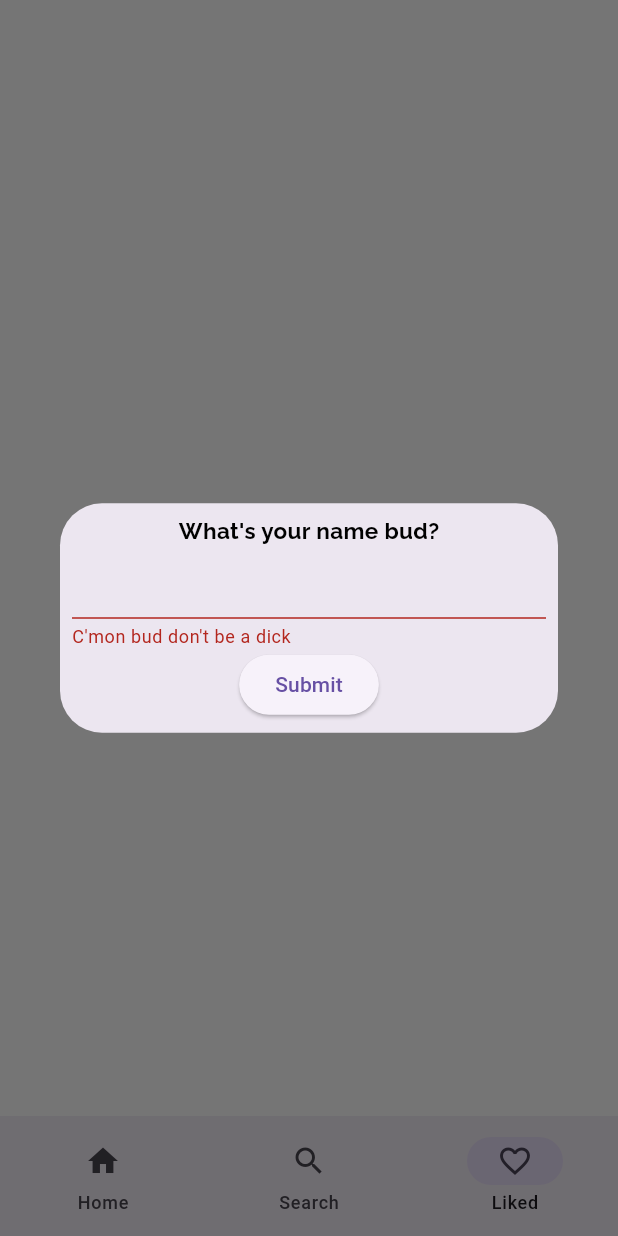
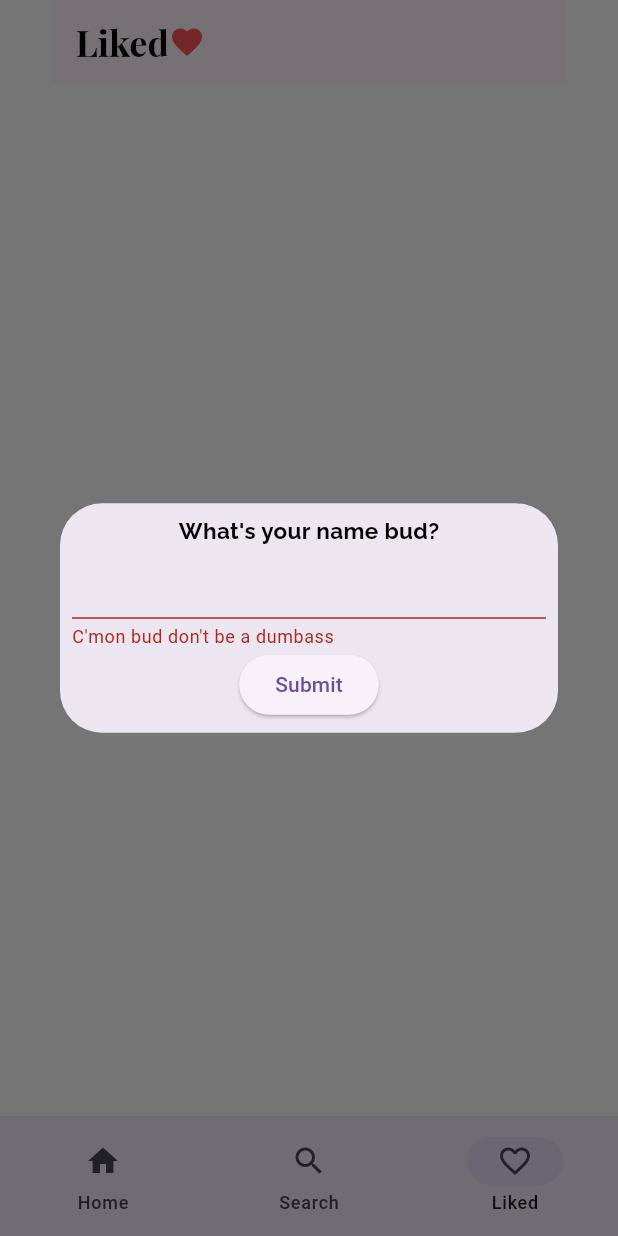
Before and after one commit to Trype/beer_stop, a Flutter app: the LikedScreen screen opened by its route, after a tap on "Submit", on a phone screen of 412 x 824 dp. Run offline on Flutter 3.47's test engine with Material 3 defaults, Android fonts, the phone set to English and light mode, and no system bars; our stand-ins replace cached_network_image, flutter_rating_bar, flutter_svg, go_router, multi_select_flutter, shared_preferences and 1 more; missing offline and left inert: flutter_extensions; accounts and stored records are empty; network calls fail.

Commit message:
uiViolations add title for liked page

```diff
--- a/lib/screens/home_screen.dart
+++ b/lib/screens/home_screen.dart
@@ -159,7 +159,7 @@ class _HomeScreenState extends State<HomeScreen> {
                     // The validator receives the text that the user has entered.
                     validator: (value) {
                       if (value == null || value.isEmpty || !nameRegExp.hasMatch(value)) {
-                        return 'C\'mon bud don\'t be a dick';
+                        return 'C\'mon bud don\'t be a dumbass';
                       }
                       return null;
                     },
--- a/lib/screens/liked_screen.dart
+++ b/lib/screens/liked_screen.dart
@@ -25,7 +25,21 @@ class _LikedScreenState extends State<LikedScreen> {
 
   @override
   Widget build(BuildContext context) {
-    return Scaffold(
+    return Padding(
+      padding: const EdgeInsets.symmetric(horizontal: 34.5),
+      child: Scaffold(
+        appBar: AppBar(title: const Row(
+          children: [
+            Text('Liked', style: TextStyle(
+                color: Colors.black,
+                fontSize: 24,
+                fontFamily: 'Playfair Display',
+                fontWeight: FontWeight.w700
+            )),
+            Icon(Icons.favorite, color: Colors.redAccent,)
+          ],
+        ),
+        centerTitle: false,),
         body: Consumer<GlobalSettings>(
           builder: (context, settings, child) {
             final alcoholList = settings.getLikedAlcoholList();
@@ -47,6 +61,7 @@ class _LikedScreenState extends State<LikedScreen> {
         //
         //   },
         // ),
+      ),
     );
   }
 }
```
Lines whose indentation alone changed are shown as unchanged.
